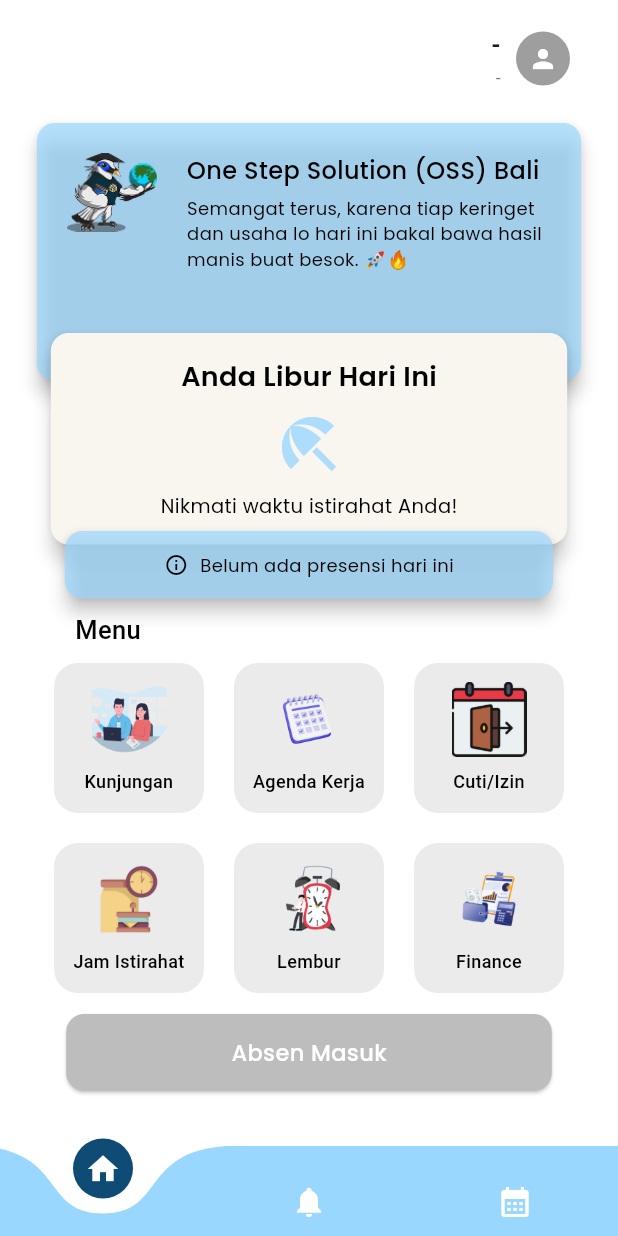
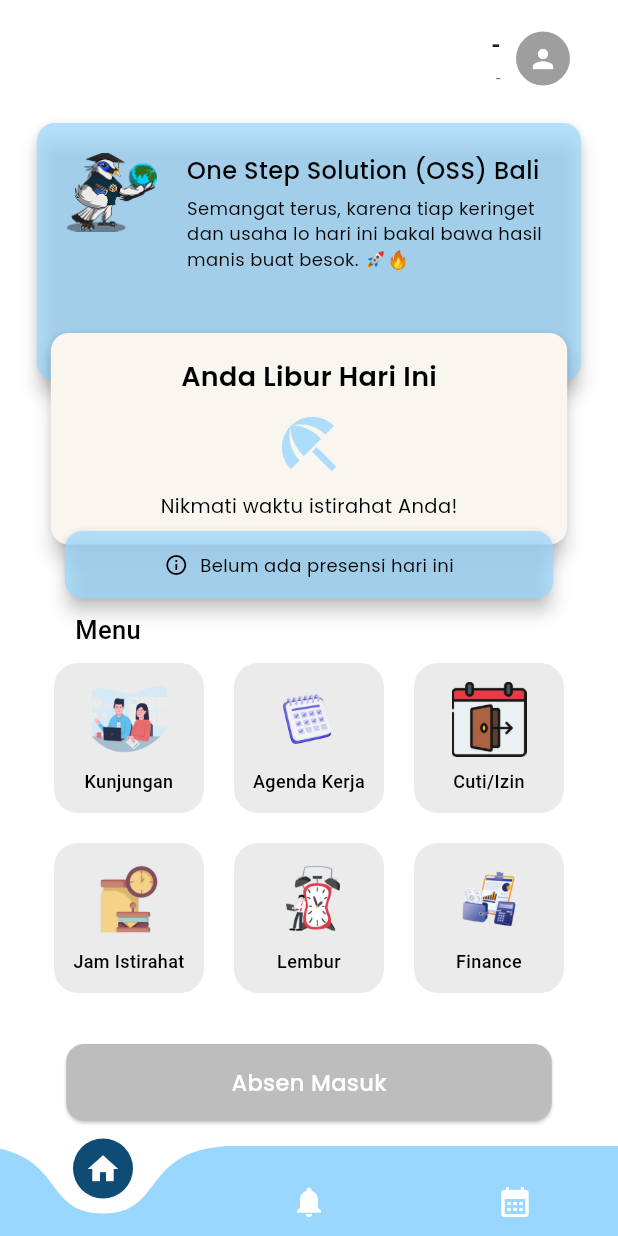
Before and after one commit to dewade17/E-HRM-Dewade, a Flutter app: the HomeScreen screen opened by its route, on a phone screen of 412 x 824 dp. Run offline on Flutter 3.47's test engine with Material 3 defaults, Android fonts, the light colour scheme and no system bars; drawn by our look-alikes of curved_navigation_bar; our stand-ins replace camera, device_info_plus, dotted_border, easy_stepper, firebase_core, firebase_messaging and 11 more; accounts and stored records are empty; network calls fail.

```diff
--- a/lib/screens/users/home/home_screen.dart
+++ b/lib/screens/users/home/home_screen.dart
@@ -122,7 +122,17 @@
               SizedBox(height: 10),
               HomeContent(),
               SizedBox(height: 10),
-              AbsensiButton(),
+
+              // --- PERUBAHAN DI SINI ---
+              // Tombol absensi dibungkus Padding agar memiliki jarak
+              // konsisten dari tepi layar.
+              Padding(
+                padding: EdgeInsets.symmetric(horizontal: 20.0, vertical: 20),
+                child: AbsensiButton(),
+              ),
+              // Tambah jarak di bagian bawah
+              SizedBox(height: 20),
+              // --- AKHIR PERUBAHAN ---
             ],
           ),
         ),
```
Also changed, not shown: lib/dto/absensi/absensi_status.dart (+7 -32 lines), lib/providers/absensi/absensi_provider.dart (+3 -25 lines), 1 other file.
